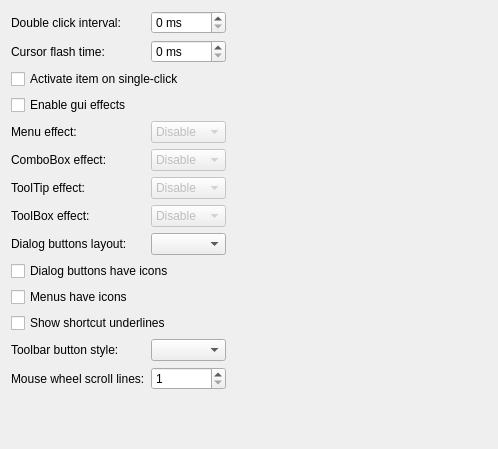
Before: the Qt Designer form src/qt5ct/interfacepage.ui in desktop-app/qt5ct, drawn with Qt 5.
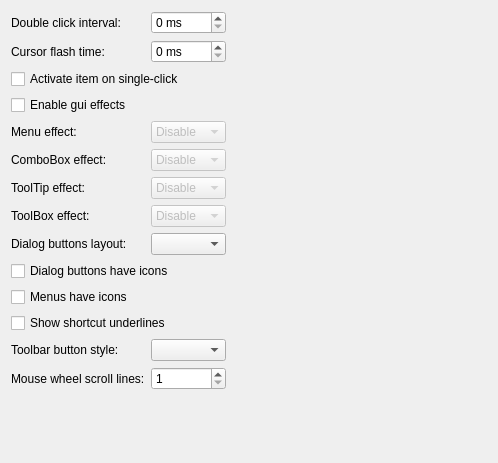
After: the same form once the commit is applied.

Commit message: fixed tab order(#50)

Patch:
```diff
--- a/src/qt5ct/interfacepage.ui
+++ b/src/qt5ct/interfacepage.ui
@@ -7,7 +7,7 @@
     <x>0</x>
     <y>0</y>
     <width>498</width>
-    <height>449</height>
+    <height>463</height>
    </rect>
   </property>
   <property name="windowTitle">
```
Left out of the diff: 16 changed lines with no effect on the pictures. The commit also changes 5 other files.
